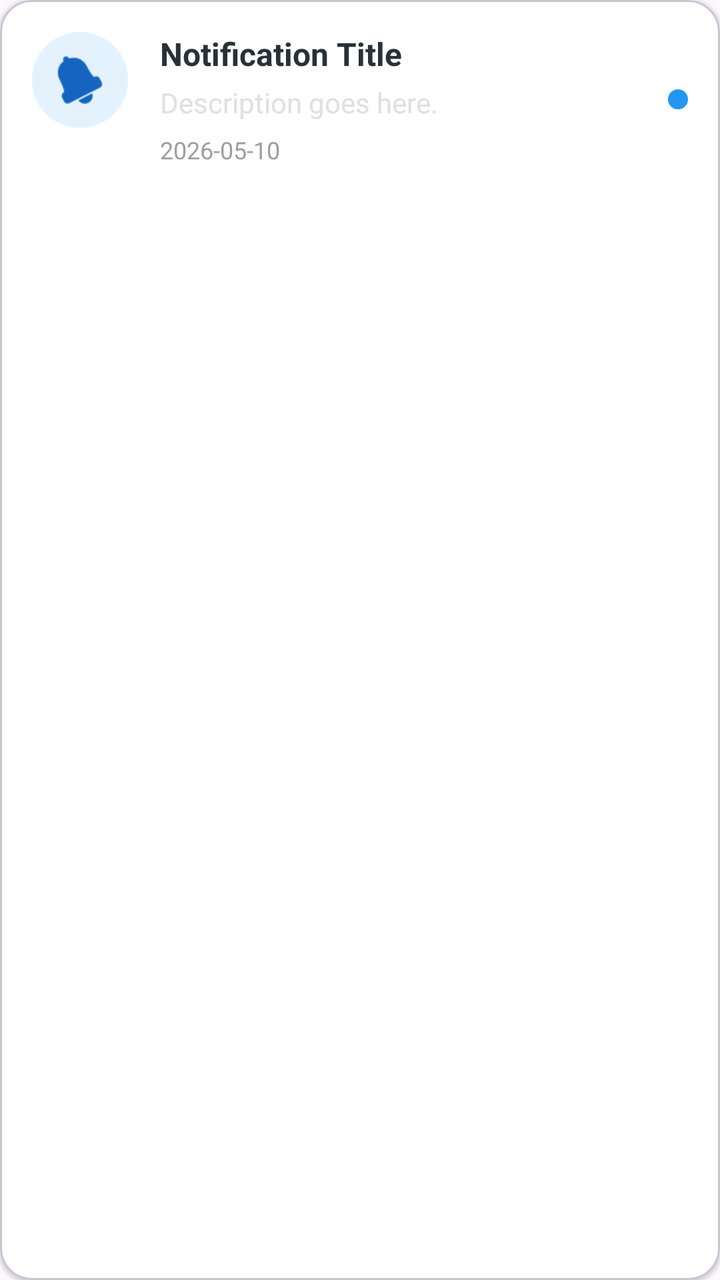
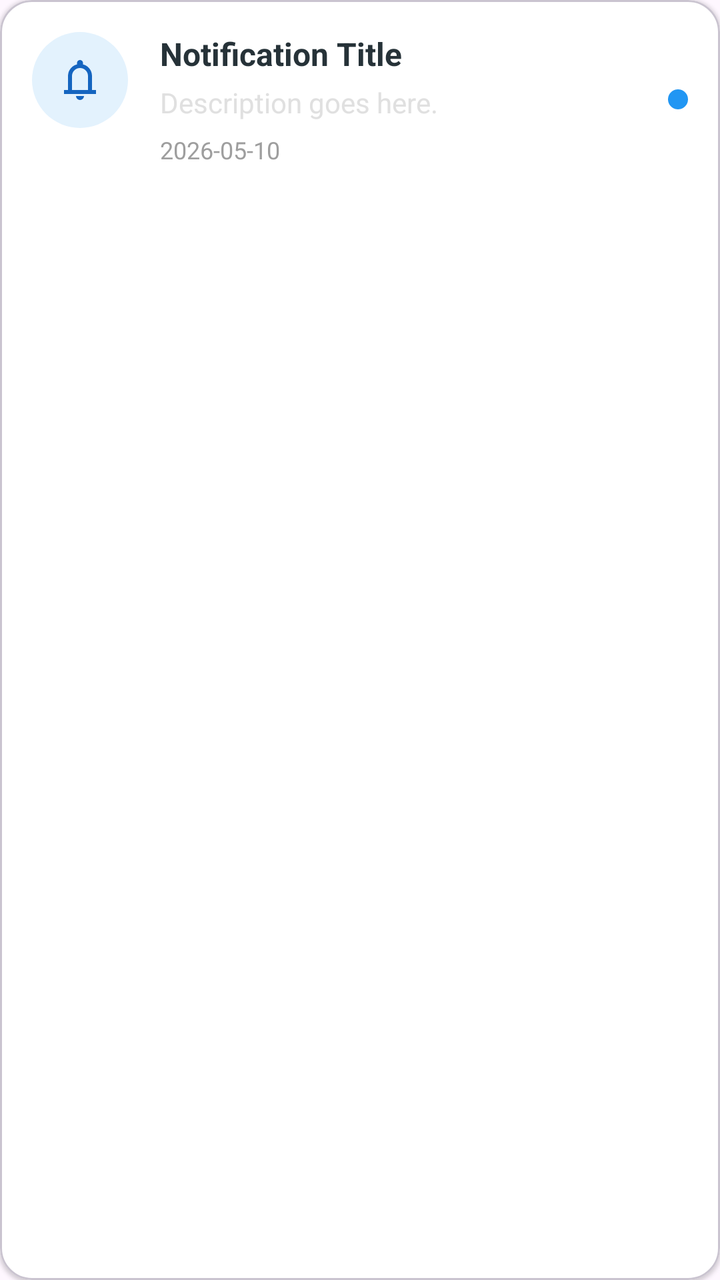

Two renders of the same Android screen: before a commit and after it. Below are the layout's source before the change and the commit's diff.
<!-- AndroidManifest.xml: application theme Theme.Mobicare -->
<!-- res/layout/item_notification_card.xml -->
<?xml version="1.0" encoding="utf-8"?>
<com.google.android.material.card.MaterialCardView xmlns:android="http://schemas.android.com/apk/res/android"
    xmlns:app="http://schemas.android.com/apk/res-auto"
    android:layout_width="match_parent"
    android:layout_height="wrap_content"
    android:layout_marginBottom="12dp"
    app:cardBackgroundColor="@android:color/white"
    app:cardCornerRadius="16dp"
    app:cardElevation="1dp">

    <androidx.constraintlayout.widget.ConstraintLayout
        android:layout_width="match_parent"
        android:layout_height="wrap_content"
        android:padding="16dp">

        <ImageView
            android:id="@+id/ivNotifIcon"
            android:layout_width="48dp"
            android:layout_height="48dp"
            android:background="@drawable/circle_light_blue"
            android:padding="12dp"
            android:src="@android:drawable/ic_popup_reminder"
            app:layout_constraintStart_toStartOf="parent"
            app:layout_constraintTop_toTopOf="parent"
            app:tint="@color/trust_blue" />

        <LinearLayout
            android:layout_width="0dp"
            android:layout_height="wrap_content"
            android:layout_marginStart="16dp"
            android:layout_marginEnd="8dp"
            android:orientation="vertical"
            app:layout_constraintEnd_toStartOf="@+id/ivUnreadDot"
            app:layout_constraintStart_toEndOf="@+id/ivNotifIcon"
            app:layout_constraintTop_toTopOf="parent">

            <TextView
                android:id="@+id/tvNotifTitle"
                android:layout_width="wrap_content"
                android:layout_height="wrap_content"
                android:text="Notification Title"
                android:textColor="@color/slate_navy"
                android:textSize="16sp"
                android:textStyle="bold" />

            <TextView
                android:id="@+id/tvNotifDesc"
                android:layout_width="wrap_content"
                android:layout_height="wrap_content"
                android:layout_marginTop="4dp"
                android:text="Description goes here."
                android:textColor="@color/cool_grey"
                android:textSize="14sp" />

            <TextView
                android:id="@+id/tvNotifDate"
                android:layout_width="wrap_content"
                android:layout_height="wrap_content"
                android:layout_marginTop="6dp"
                android:text="2026-05-10"
                android:textColor="#9E9E9E"
                android:textSize="12sp" />
        </LinearLayout>

        <View
            android:id="@+id/ivUnreadDot"
            android:layout_width="10dp"
            android:layout_height="10dp"
            android:background="@drawable/badge_blue_light"
            android:backgroundTint="#2196F3"
            app:layout_constraintBottom_toBottomOf="parent"
            app:layout_constraintEnd_toEndOf="parent"
            app:layout_constraintTop_toTopOf="parent" />

    </androidx.constraintlayout.widget.ConstraintLayout>
</com.google.android.material.card.MaterialCardView>
<!-- resources referenced by this layout -->
<resources>
  <color name="cool_grey">#E0E0E0</color>
  <color name="slate_navy">#263238</color>
  <color name="trust_blue">#1565C0</color>
  <!-- drawable badge_blue_light (drawable) -->
  <?xml version="1.0" encoding="utf-8"?>
  <shape xmlns:android="http://schemas.android.com/apk/res/android">
      <solid android:color="#E3F2FD"/> <corners android:radius="8dp"/>  </shape>
  <!-- drawable circle_light_blue (drawable) -->
  <?xml version="1.0" encoding="utf-8"?>
  <shape xmlns:android="http://schemas.android.com/apk/res/android"
      android:shape="oval">
      <solid android:color="#E3F2FD" />
  </shape>
  <style name="Theme.Mobicare" parent="Base.Theme.Mobicare" />
  <style name="Base.Theme.Mobicare" parent="Theme.Material3.DayNight.NoActionBar">
          <item name="android:fontFamily">sans-serif</item>
          <item name="fontFamily">sans-serif</item>
          <item name="colorPrimary">@color/healing_green</item>
          <item name="colorOnPrimary">@color/pure_white</item>
          <item name="colorPrimaryContainer">@color/healing_green</item>
          <item name="colorOnPrimaryContainer">@color/pure_white</item>
          <item name="android:statusBarColor">#155A91</item>
      </style>
  <color name="healing_green">#388E3C</color>
  <color name="pure_white">#FFFFFF</color>
</resources>

<!-- the commit's change to res/layout/item_notification_card.xml (unified diff, before → after) -->
@@ -19,7 +19,7 @@
             android:layout_height="48dp"
             android:background="@drawable/circle_light_blue"
             android:padding="12dp"
-            android:src="@android:drawable/ic_popup_reminder"
+            android:src="@drawable/ic_notifications"
             app:layout_constraintStart_toStartOf="parent"
             app:layout_constraintTop_toTopOf="parent"
             app:tint="@color/trust_blue" />
<!-- resource entries referenced after the edit -->
@@ -13,6 +13,12 @@
       android:shape="oval">
       <solid android:color="#E3F2FD" />
   </shape>
+  <!-- drawable ic_notifications (drawable) -->
+  <vector xmlns:android="http://schemas.android.com/apk/res/android" android:height="24dp" android:tint="#000000" android:viewportHeight="960" android:viewportWidth="960" android:width="24dp">
+        
+      <path android:fillColor="@android:color/white" android:pathData="M160,760L160,680L240,680L240,400Q240,317 290,252.5Q340,188 420,168L420,140Q420,115 437.5,97.5Q455,80 480,80Q505,80 522.5,97.5Q540,115 540,140L540,168Q620,188 670,252.5Q720,317 720,400L720,680L800,680L800,760L160,760ZM480,460L480,460L480,460L480,460Q480,460 480,460Q480,460 480,460Q480,460 480,460Q480,460 480,460ZM480,880Q447,880 423.5,856.5Q400,833 400,800L560,800Q560,833 536.5,856.5Q513,880 480,880ZM320,680L640,680L640,400Q640,334 593,287Q546,240 480,240Q414,240 367,287Q320,334 320,400L320,680Z"/>
+      
+  </vector>
   <style name="Theme.Mobicare" parent="Base.Theme.Mobicare" />
   <style name="Base.Theme.Mobicare" parent="Theme.Material3.DayNight.NoActionBar">
           <item name="android:fontFamily">sans-serif</item>
